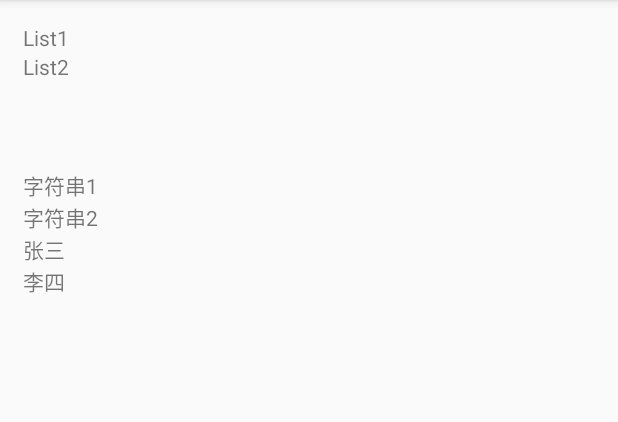
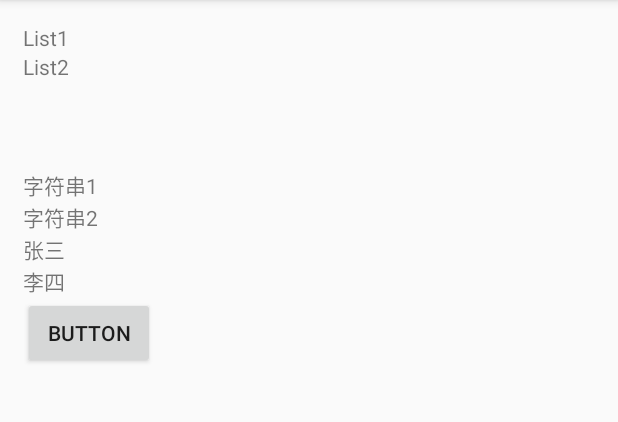
Before and after one commit to MichealPan9999/DataBinding-MVVM, an Android app: the screen it shows after launch (Main2Activity), on a phone screen of 412 x 824 dp, the part 84-506 px from its top. Run offline under Robolectric (Android 15) with nearby library versions, the phone set to English and light mode, and no system bars; our stand-ins replace data binding; 2 statements that could not run were skipped.

```diff
--- a/app/src/main/java/com/example/panzq/mvvm/Main2Activity.java
+++ b/app/src/main/java/com/example/panzq/mvvm/Main2Activity.java
@@ -1,9 +1,10 @@
 package com.example.panzq.mvvm;
 
 import android.databinding.DataBindingUtil;
+import android.os.Bundle;
 import android.support.v7.app.AppCompatActivity;
-import android.os.Bundle;
 import android.view.View;
+import android.widget.Toast;
 
 import com.example.panzq.mvvm.bean.UserBean;
 import com.example.panzq.mvvm.databinding.ActivityMain2Binding;
@@ -12,7 +13,7 @@ import java.util.ArrayList;
 import java.util.HashMap;
 import java.util.List;
 
-public class Main2Activity extends AppCompatActivity {
+public class Main2Activity extends AppCompatActivity implements View.OnClickListener {
 
     @Override
     protected void onCreate(Bundle savedInstanceState) {
@@ -31,9 +32,21 @@ public class Main2Activity extends AppCompatActivity {
         String[] array = {"字符串1", "字符串2"};
         binding.setArray(array);
 
-        UserBean userBean = new UserBean("张三",18);
+        UserBean userBean = new UserBean("张三", 18);
         binding.setMuser(userBean);
-        UserBean userBean2 = new UserBean("李四",17);
+        UserBean userBean2 = new UserBean("李四", 17);
         binding.setMuser2(userBean2);
+
+        binding.setClickListener(this);
+    }
+
+    @Override
+    public void onClick(View view) {
+
+        switch (view.getId()) {
+            case R.id.click_btn:
+                Toast.makeText(Main2Activity.this, "点击了按钮", Toast.LENGTH_SHORT).show();
+                break;
+        }
     }
 }
--- a/app/src/main/res/layout/activity_main2.xml
+++ b/app/src/main/res/layout/activity_main2.xml
@@ -8,7 +8,11 @@
         <import type="java.util.Map" />
 
         <import type="com.example.panzq.mvvm.bean.UserBean" />
-        <import type="com.example.panzq.mvvm.bean.UserBean" alias="UserBean2"/>
+
+        <import
+            alias="UserBean2"
+            type="com.example.panzq.mvvm.bean.UserBean" />
+
         <import type="android.view.View" />
 
         <!--泛型的支持会在编译时期报红线，但是是可以直接运行的
@@ -28,9 +32,14 @@
         <variable
             name="muser"
             type="UserBean" />
+
         <variable
             name="muser2"
             type="UserBean2" />
+
+        <variable
+            name="clickListener"
+            type="android.view.View.OnClickListener" />
     </data>
 
     <LinearLayout
@@ -76,11 +85,19 @@
             android:layout_height="wrap_content"
             android:text="@{muser.name}"
             android:visibility="@{((muser.age > 18) ? View.GONE:View.VISIBLE)}" />
+
         <TextView
             android:layout_width="wrap_content"
             android:layout_height="wrap_content"
             android:text="@{muser2.name}"
             android:visibility="@{((muser2.age > 18) ? View.GONE:View.VISIBLE)}" />
 
+        <Button
+            android:id="@+id/click_btn"
+            android:layout_width="wrap_content"
+            android:layout_height="wrap_content"
+            android:onClick="@{clickListener}"
+            android:text="button" />
+
     </LinearLayout>
 </layout>
```
